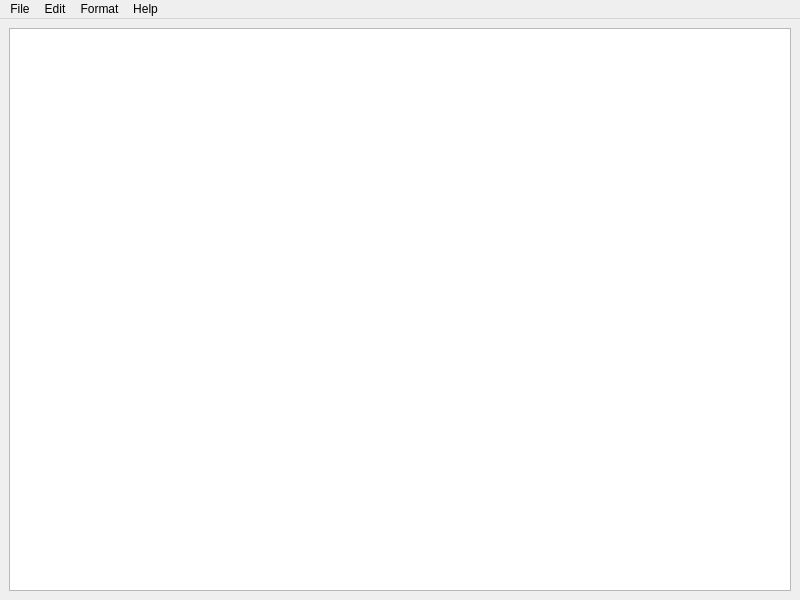
MANJURUL13673/Development-with-QT, file 33-NotePadExample/mainwindow.ui: the form before one commit.
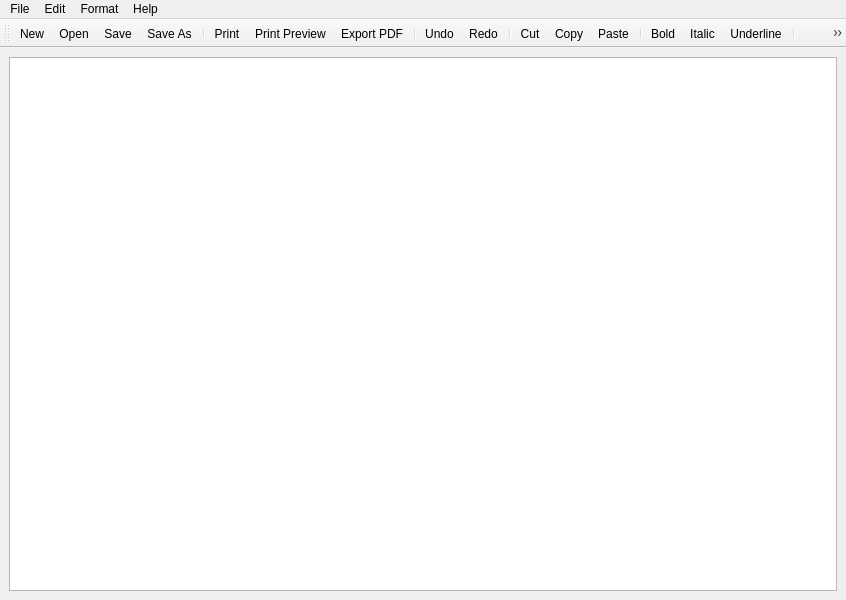
The form after the commit. Icons and pictures are not drawn.

```diff
--- a/33-NotePadExample/mainwindow.ui
+++ b/33-NotePadExample/mainwindow.ui
@@ -6,7 +6,7 @@
    <rect>
     <x>0</x>
     <y>0</y>
-    <width>800</width>
+    <width>846</width>
     <height>600</height>
    </rect>
   </property>
@@ -29,7 +29,7 @@
     <rect>
      <x>0</x>
      <y>0</y>
-     <width>800</width>
+     <width>846</width>
      <height>26</height>
     </rect>
    </property>
@@ -86,6 +86,45 @@
    <addaction name="menuFormat"/>
    <addaction name="menuHelp"/>
   </widget>
+  <widget class="QToolBar" name="toolBar">
+   <property name="windowTitle">
+    <string>toolBar</string>
+   </property>
+   <attribute name="toolBarArea">
+    <enum>TopToolBarArea</enum>
+   </attribute>
+   <attribute name="toolBarBreak">
+    <bool>false</bool>
+   </attribute>
+   <addaction name="actionNew"/>
+   <addaction name="actionOpen"/>
+   <addaction name="actionSave"/>
+   <addaction name="actionSave_As"/>
+   <addaction name="separator"/>
+   <addaction name="actionPrint"/>
+   <addaction name="actionPrint_Preview"/>
+   <addaction name="actionExport_PDF"/>
+   <addaction name="separator"/>
+   <addaction name="actionUndo"/>
+   <addaction name="actionRedo"/>
+   <addaction name="separator"/>
+   <addaction name="actionCut"/>
+   <addaction name="actionCopy"/>
+   <addaction name="actionPaste"/>
+   <addaction name="separator"/>
+   <addaction name="actionBold"/>
+   <addaction name="actionItalic"/>
+   <addaction name="actionUnderline"/>
+   <addaction name="separator"/>
+   <addaction name="actionLeft"/>
+   <addaction name="actionRight"/>
+   <addaction name="actionCenter"/>
+   <addaction name="actionJustify"/>
+   <addaction name="separator"/>
+   <addaction name="actionFont"/>
+   <addaction name="actionColor"/>
+   <addaction name="separator"/>
+  </widget>
   <action name="actionNew">
    <property name="text">
     <string>New</string>
```
Left out of the diff: 139 changed lines with no effect on the pictures.
